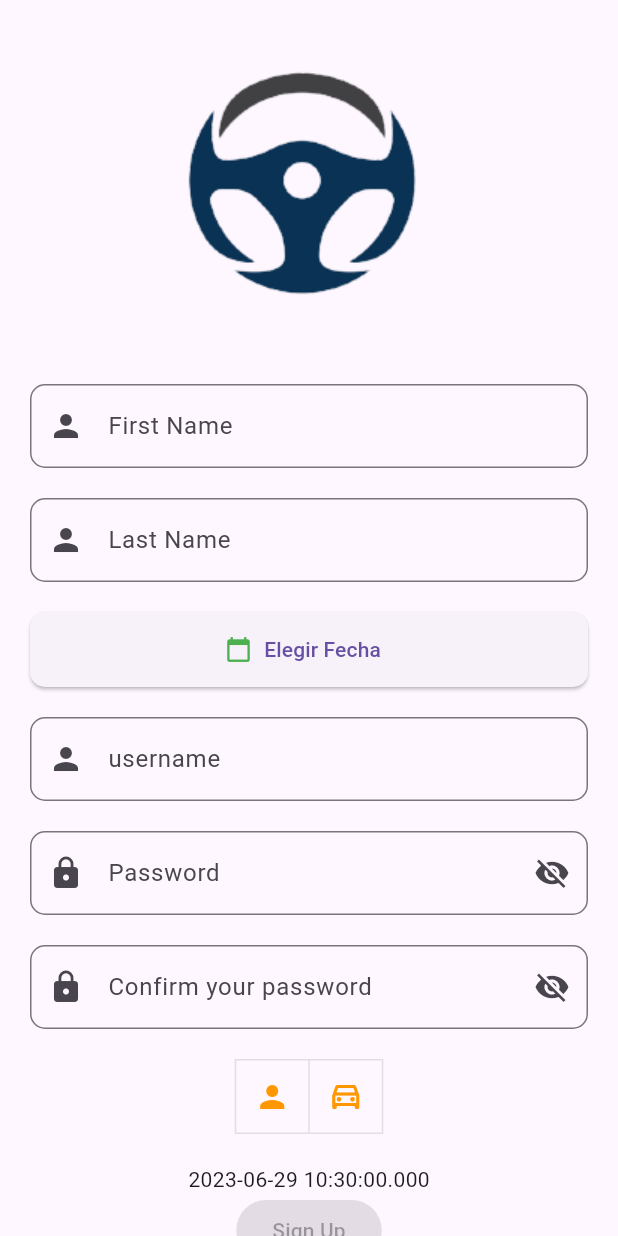
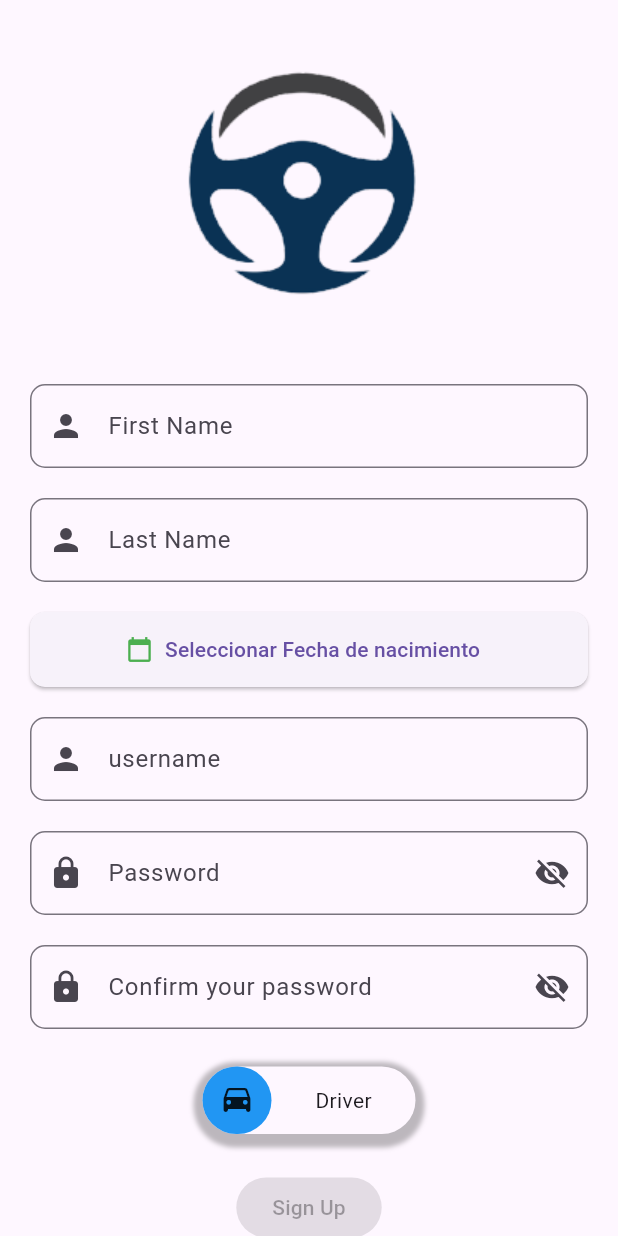
Before and after one commit to Innova-mind/ZenDriver.FlutterApp, a Flutter app: the SignupScreen screen opened directly, on a phone screen of 412 x 824 dp. Run offline on Flutter 3.47's test engine with Material 2 defaults, Android fonts, the phone set to English and light mode, and no system bars; drawn by our look-alikes of animated_toggle_switch; our stand-ins replace shared_preferences; accounts and stored records are empty.

Commit message:
signup(style): changed switch role styles

```diff
--- a/lib/ui/pages/signup_screen.dart
+++ b/lib/ui/pages/signup_screen.dart
@@ -1,3 +1,4 @@
+import 'package:animated_toggle_switch/animated_toggle_switch.dart';
 import 'package:flutter/material.dart';
 import '../../models/user.dart';
 import '../../services/login_service.dart';
@@ -31,6 +32,8 @@ class _SignupScreenState extends State<SignupScreen> {
   bool _isButtonEnabled = false;
   bool _isPasswordVisible = false;
   bool _isPasswordConfirmVisible = false;
+  String _role = 'recruiter';
+
 
   void _showDatePicker() async {
     final DateTime? picked = await showDatePicker(
@@ -188,7 +191,7 @@ class _SignupScreenState extends State<SignupScreen> {
               onPressed: () {
                 _showDatePicker();
               },
-              label: Text("Elegir Fecha"),
+              label: const Text("Seleccionar Fecha de nacimiento"),
             ),
             const SizedBox(height: 20),
             TextFormField(
@@ -274,30 +277,47 @@ class _SignupScreenState extends State<SignupScreen> {
               },
             ),
             const SizedBox(height: 20),
-            ToggleButtons(
-              children: [
-                Icon(
-                  Icons.person,
+            AnimatedToggleSwitch<String>.dual(
+                current: _role,
+                first: "recruiter",
+                second: "driver",
+                dif: 50.0,
+                borderColor: Colors.transparent,
+                borderWidth: 5.0,
+                height: 55,
+                boxShadow: const [
+                  BoxShadow(
+                    color: Colors.black26,
+                    spreadRadius: 1,
+                    blurRadius: 2,
+                    offset: Offset(0, 3),
                   ),
-                Icon(Icons.drive_eta_outlined),
                 ],
-              isSelected: selections,
-              onPressed: (index) {
+                onChanged: (value) {
                   setState(() {
-                  selections[index] = !selections[index];
-                  if (index == 0) {
-                    _roleController.text = 'recruiter';
-                  } else {
+                    _role = value;
+                    if(_role == 'recruiter'){
                       _roleController.text = 'driver';
                     }
-                  print(selections);
+                    else{
+                      _roleController.text = 'recruiter';
+                    }
                     print(_roleController.text);
                   });
+
+                  return Future.delayed(const Duration(seconds: 1));
+
                 },
-              color: Colors.orange,
+                colorBuilder: (value) => _role == "recruiter" ? Colors.blue : Colors.green,
+                iconBuilder: (value) => value == "recruiter"
+                    ? const Icon(Icons.drive_eta_rounded)
+                    : const Icon(Icons.person),
+                textBuilder: (value) => value == "recruiter"
+                    ? const Center(child: Text('Driver'))
+                    : const Center(child: Text('Recruiter')),
               ),
+
             const SizedBox(height: 20),
-            Text(_dateTime.toString()),
             ElevatedButton(
               onPressed: _isButtonEnabled ? signUp : null,
               child: const Text('Sign Up'),
--- a/pubspec.yaml
+++ b/pubspec.yaml
@@ -15,6 +15,7 @@ dependencies:
   path: ^1.8.3
   shared_preferences: ^2.1.1
   cupertino_icons: ^1.0.2
+  animated_toggle_switch: ^0.7.0
 
 flutter_icons:
   android: true
```
Also changed, not shown: pubspec.lock. Lines whose indentation alone changed are shown as unchanged.
